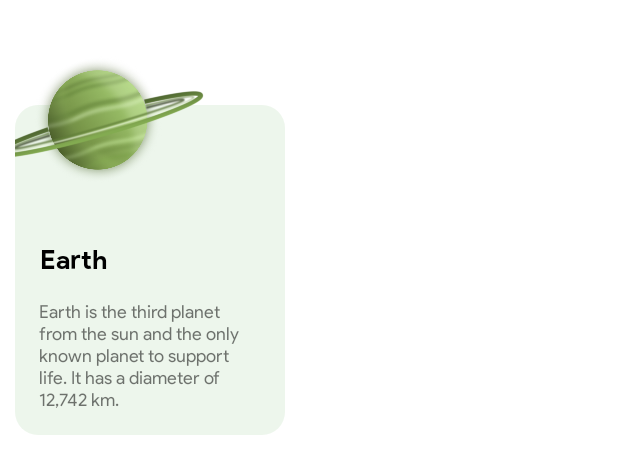
After one commit to herberthkagiya/Solarium, an Android app: the layout list_item_planet.xml on its own in the app's theme, with its tools: preview values and no code run, on a phone screen of 412 x 824 dp. The commit adds this screen. Shown: the top 474 px of the screen. Run offline under Robolectric (Android 15) with nearby library versions, the phone set to English and light mode, and no system bars.

Commit message:
FEAT: Menu Implemented

```diff
--- a/app/src/main/java/com/kagiya/solarium/ui/MainActivity.kt
+++ b/app/src/main/java/com/kagiya/solarium/ui/MainActivity.kt
@@ -23,7 +23,6 @@ class MainActivity : AppCompatActivity() {
     }
 
 
-
     private fun setOnboardingIfNecessary(){
         if(isFirstTimeLaunchingTheApp()){
             showOnboardingScreen()
--- /dev/null
+++ b/app/src/main/res/drawable/bg_planet_card.xml
@@ -0,0 +1,12 @@
+<?xml version="1.0" encoding="utf-8"?>
+<selector xmlns:android="http://schemas.android.com/apk/res/android">
+
+    <item>
+        <shape android:shape="rectangle">
+            <corners android:radius="15dp" />
+            <gradient
+                android:startColor="#EDF6EC"
+                android:endColor="#EDF6EC" />
+        </shape>
+    </item>
+</selector>
--- /dev/null
+++ b/app/src/main/res/layout/list_item_planet.xml
@@ -0,0 +1,80 @@
+<?xml version="1.0" encoding="utf-8"?>
+<androidx.constraintlayout.widget.ConstraintLayout
+    xmlns:android="http://schemas.android.com/apk/res/android"
+    xmlns:app="http://schemas.android.com/apk/res-auto"
+    xmlns:tools="http://schemas.android.com/tools"
+    app:layout_constraintHorizontal_weight="0.45"
+    android:layout_rowWeight="1"
+    android:layout_width="180dp"
+    android:layout_height="280dp"
+    android:layout_marginStart="10dp"
+    android:layout_marginTop="10dp"
+    android:layout_marginBottom="16dp"
+    android:clipChildren="false"
+    android:clipToPadding="false"
+    android:clickable="false">
+
+    <ImageView
+        android:id="@+id/planetImage"
+        android:layout_width="140dp"
+        android:layout_height="140dp"
+        android:layout_marginEnd="70dp"
+        android:elevation="10dp"
+        app:layout_constraintEnd_toEndOf="parent"
+        app:layout_constraintStart_toStartOf="parent"
+        app:layout_constraintTop_toTopOf="parent"
+        tools:src="@drawable/saturn" />
+
+
+    <androidx.constraintlayout.widget.ConstraintLayout
+        android:id="@+id/card"
+        android:layout_width="180dp"
+        android:layout_height="220dp"
+        android:background="@drawable/bg_planet_card"
+        app:layout_constraintBottom_toBottomOf="parent"
+        app:layout_constraintEnd_toEndOf="parent"
+        app:layout_constraintStart_toStartOf="parent">
+
+
+        <TextView
+            android:id="@+id/planetName"
+            android:layout_width="wrap_content"
+            android:layout_height="wrap_content"
+            android:layout_marginStart="16dp"
+            android:fontFamily="@font/product_sans_bold"
+            android:textAlignment="viewEnd"
+            android:textColor="@color/black"
+            android:textSize="18sp"
+            app:layout_constraintBottom_toTopOf="@+id/relativeLayout"
+            app:layout_constraintStart_toStartOf="parent"
+            tools:text="Earth" />
+
+        <FrameLayout
+            android:id="@+id/relativeLayout"
+            android:layout_width="wrap_content"
+            android:layout_height="wrap_content"
+            app:layout_constraintBottom_toBottomOf="parent"
+            app:layout_constraintEnd_toEndOf="parent"
+            app:layout_constraintStart_toStartOf="parent">
+
+            <TextView
+                android:id="@+id/planetDescription"
+                android:layout_width="wrap_content"
+                android:layout_height="wrap_content"
+                android:layout_marginStart="16dp"
+                android:layout_marginTop="16dp"
+                android:layout_marginEnd="16dp"
+                android:layout_marginBottom="16dp"
+                android:fontFamily="@font/product_sans_regular"
+                android:textSize="12sp"
+                tools:layout_editor_absoluteX="0dp"
+                tools:text="Earth is the third planet from the sun and the only known planet to support life. It has a diameter of 12,742 km." />
+
+
+        </FrameLayout>
+
+
+    </androidx.constraintlayout.widget.ConstraintLayout>
+
+
+</androidx.constraintlayout.widget.ConstraintLayout>
```
Also changed, not shown: app/src/main/java/com/kagiya/solarium/adapters/PlanetsAdapter.kt (added, +44 -0 lines), app/src/main/java/com/kagiya/solarium/data/PlanetsRepository.kt (added, +82 -0 lines), app/src/main/java/com/kagiya/solarium/ui/fragments/HomeFragment.kt (+19 -3 lines), app/src/main/res/layout/fragment_home.xml (+25 -5 lines), app/src/main/res/values/strings.xml (+27 -0 lines), app/src/main/res/drawable/earth.png (added), app/src/main/res/drawable/ic_mercury.svg (deleted), app/src/main/res/drawable/jupter.png (added), app/src/main/res/drawable/mars.png (added), app/src/main/res/drawable/mercury.png (added), app/src/main/res/drawable/neptune.png (added), app/src/main/res/drawable/saturn.png (added), app/src/main/res/drawable/uranus.png (added), app/src/main/res/drawable/venus.png (added).
